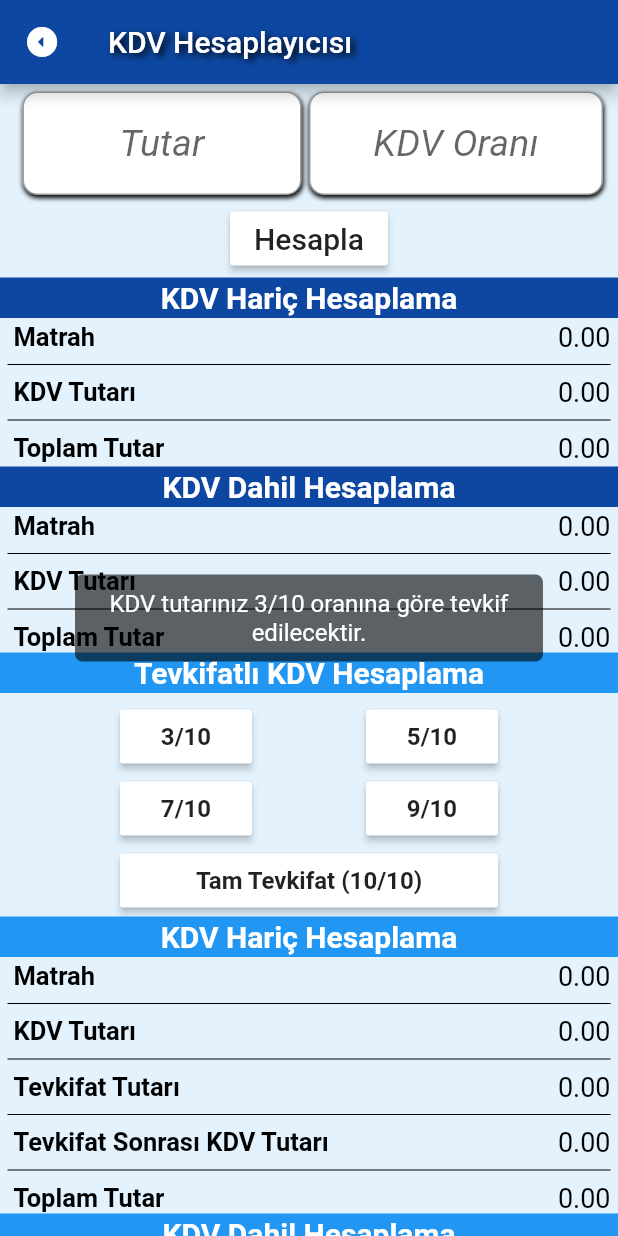
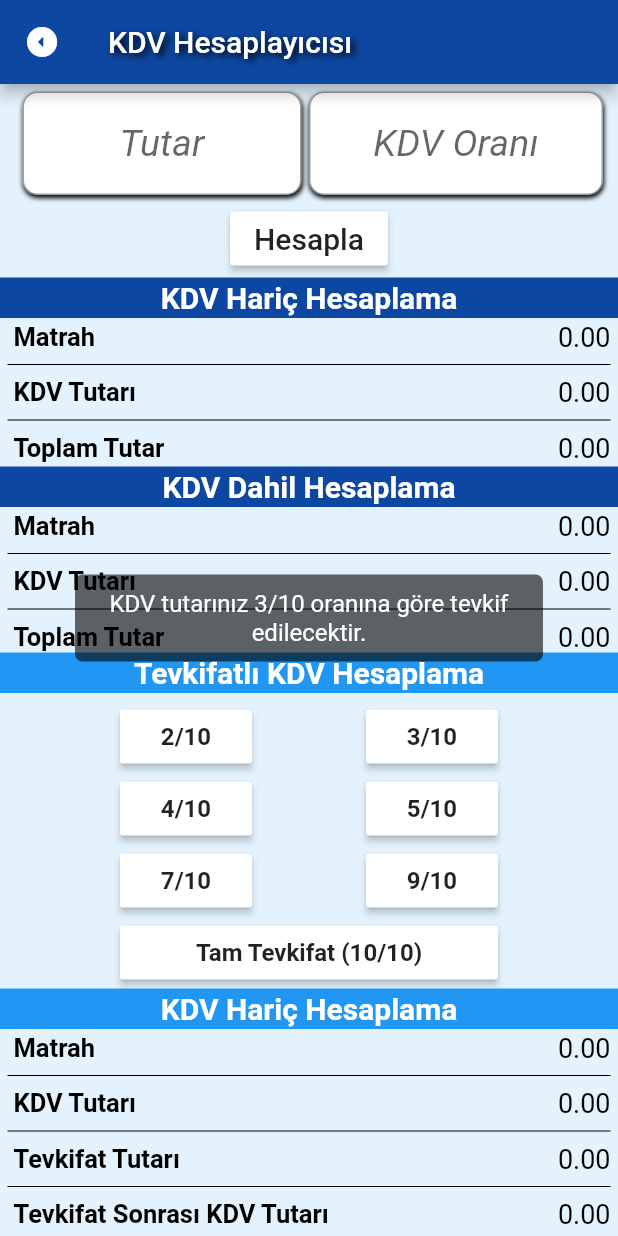
Before and after one commit to batuhansavas-yilmaz/topluhesaplayici, a Flutter app: the KdvHesaplayicisi screen opened directly, after a tap on "3/10", on a phone screen of 412 x 824 dp. Run offline on Flutter 3.47's test engine with Material 2 defaults, Android fonts, the phone set to English and light mode, and no system bars; our stand-ins replace device_preview, flutter_styled_toast; missing offline and left inert: firebase_admob; accounts and stored records are empty.

Commit message:
2/10 ve 4/10 Tevkifat Oranı Eklendi.

```diff
--- a/lib/kdvHesaplayicisi.dart
+++ b/lib/kdvHesaplayicisi.dart
@@ -397,7 +397,23 @@ class KdvHesaplayicisiState extends State<KdvHesaplayicisi> {
                               onPressed: () {
                                 setState(() {
                                   mesaj =
-                                      "KDV tutarınız 3/10 oranına göre tevkif edilecektir.";
+                                      "KDV tutarınız 2/10 oranına göre tevkif edilecektir.";
+
+                                  dahilTevkifat = dahilkenKdvTutari * 0.20;
+                                  haricTevkifat = HarickenKdvTutari * 0.20;
+                                  tevkifatHesabi();
+                                  toast();
+                                });
+                              },
+                              child: Text("2/10",
+                                  style: TextStyle(
+                                      fontWeight: FontWeight.bold,
+                                      fontSize: 16))),RaisedButton(
+                              color: Colors.white,
+                              onPressed: () {
+                                setState(() {
+                                  mesaj =
+                                  "KDV tutarınız 3/10 oranına göre tevkif edilecektir.";
 
                                   dahilTevkifat = dahilkenKdvTutari * 0.30;
                                   haricTevkifat = HarickenKdvTutari * 0.30;
@@ -409,6 +425,27 @@ class KdvHesaplayicisiState extends State<KdvHesaplayicisi> {
                                   style: TextStyle(
                                       fontWeight: FontWeight.bold,
                                       fontSize: 16))),
+
+                        ],
+                        mainAxisAlignment: MainAxisAlignment.spaceBetween,
+                      ),Row(
+                        children: [RaisedButton(
+                            color: Colors.white,
+                            onPressed: () {
+                              setState(() {
+                                mesaj =
+                                "KDV tutarınız 4/10 oranına göre tevkif edilecektir.";
+                                dahilTevkifat = dahilkenKdvTutari * 0.40;
+                                haricTevkifat = HarickenKdvTutari * 0.40;
+                                tevkifatHesabi();
+                                toast();
+                              });
+                            },
+                            child: Text("4/10",
+                                style: TextStyle(
+                                    fontWeight: FontWeight.bold,
+                                    fontSize: 16))),
+
                           RaisedButton(
                               color: Colors.white,
                               onPressed: () {
@@ -474,7 +511,7 @@ class KdvHesaplayicisiState extends State<KdvHesaplayicisi> {
                               onPressed: () {
                                 setState(() {
                                   mesaj =
-                                  "KDV tutarınız 1/10 oranına göre tevkif edilecektir.";
+                                  "KDV tutarınız tam tevkifat oranına göre tevkif edilecektir.";
 
                                   dahilTevkifat = dahilkenKdvTutari * 1;
                                   haricTevkifat = HarickenKdvTutari * 1;
--- a/pubspec.yaml
+++ b/pubspec.yaml
@@ -15,7 +15,7 @@ publish_to: 'none' # Remove this line if you wish to publish to pub.dev
 # In iOS, build-name is used as CFBundleShortVersionString while build-number used as CFBundleVersion.
 # Read more about iOS versioning at
 # https://developer.apple.com/library/archive/documentation/General/Reference/InfoPlistKeyReference/Articles/CoreFoundationKeys.html
-version: 2.5.2+15
+version: 2.5.3+16
 
 environment:
   sdk: ">=2.7.0 <3.0.0"
```
Also changed, not shown: 1 other file.
